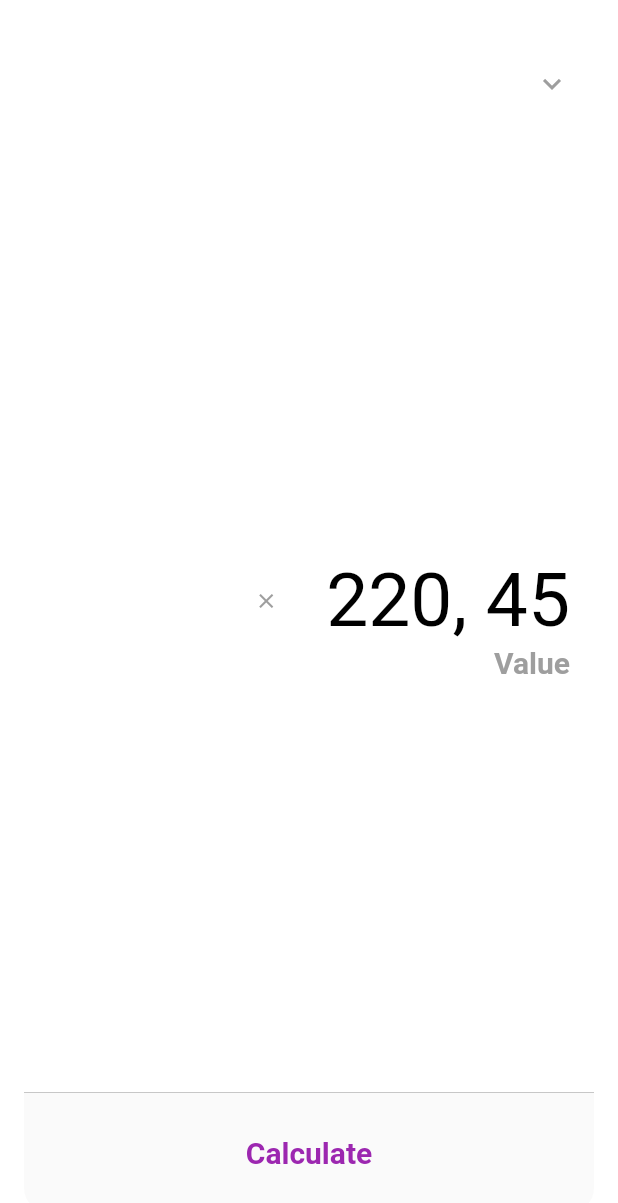
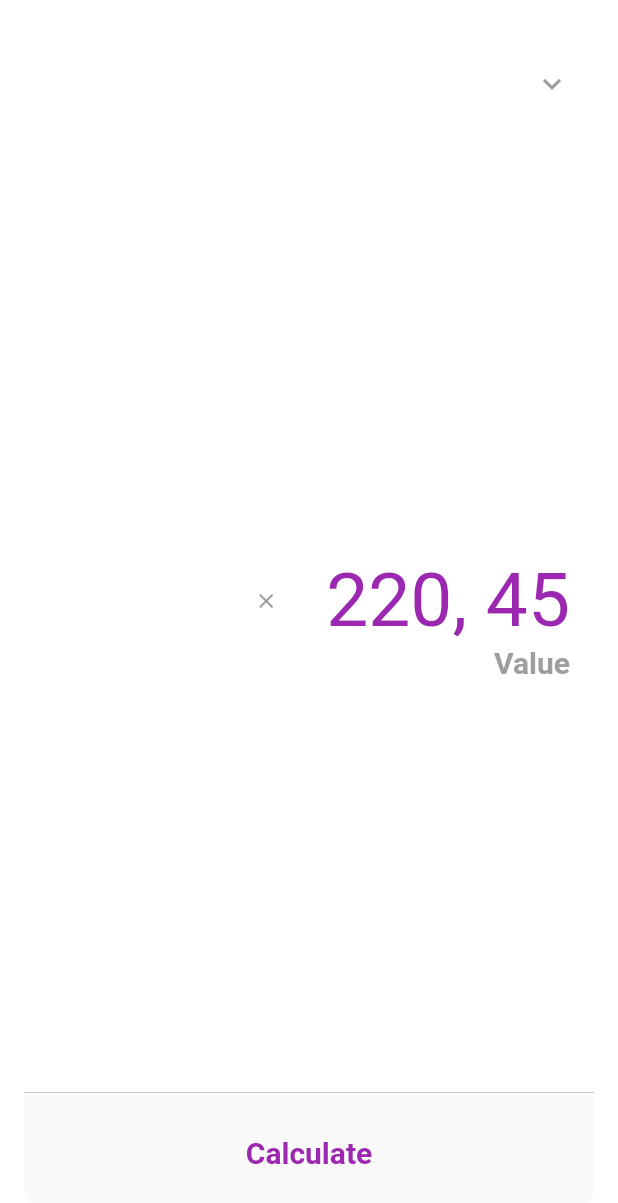
Before and after one commit to davidcrotty/flutter, a Flutter app: the screen it shows after launch, after a tap on "Value", on a phone screen of 412 x 824 dp. Shown: the top 1203 px of the screen. Run offline on Flutter 3.47's test engine with Material 2 defaults, Android fonts, the phone set to English and light mode, and no system bars.

Commit message:
to extract

```diff
--- a/splitcalculator/split_calculator/lib/CalculatorForm.dart
+++ b/splitcalculator/split_calculator/lib/CalculatorForm.dart
@@ -3,14 +3,29 @@ import 'package:flutter/material.dart';
 class CalculatorForm extends StatelessWidget {
   @override
   Widget build(BuildContext context) {
-    return Hero(
-      tag: "calculatorform",
-      child: Material(
+    return Material(
       type: MaterialType.transparency,
       child: Container(
         child: Padding(
           padding: const EdgeInsets.all(16.0),
-            child: Container(
+          child: Hero(
+            tag: "calculatorform",
+            child: new CalculatorInputForm(),
+          ),
+        ),
+      ),
+    );
+  }
+}
+
+class CalculatorInputForm extends StatelessWidget {
+  const CalculatorInputForm({
+    Key key,
+  }) : super(key: key);
+
+  @override
+  Widget build(BuildContext context) {
+    return Container(
       decoration: BoxDecoration(
           color: Colors.white, borderRadius: BorderRadius.circular(16)),
       child: Row(
@@ -68,7 +83,7 @@ class CalculatorForm extends StatelessWidget {
                             padding: const EdgeInsets.only(left: 16),
                             child: Text("220, 45", style: TextStyle(
                                 fontSize: 50,
-                                        color: Colors.black)),
+                                color: Colors.purple)),
                           ),
                         ],
                       ),
@@ -115,10 +130,6 @@ class CalculatorForm extends StatelessWidget {
           ),
         ],
       ),
-            ),
-          ),
-        ),
-      ),
     );
   }
 }
--- a/splitcalculator/split_calculator/lib/main.dart
+++ b/splitcalculator/split_calculator/lib/main.dart
@@ -1,12 +1,14 @@
 import 'package:flutter/material.dart';
 import 'package:flutter/rendering.dart';
 import 'package:flutter/services.dart';
+import 'package:flutter/scheduler.dart' show timeDilation;
 
 import 'CalculatorForm.dart';
 
 // inspiration: https://dribbble.com/shots/6792553-Split-Calculator/attachments/1450047
 void main() {
 //  debugPaintSizeEnabled=true;
+  timeDilation = 5;
   SystemChrome.setSystemUIOverlayStyle(SystemUiOverlayStyle(
     statusBarColor: Colors.black, // status bar color
   ));
@@ -34,9 +36,7 @@ class CalculatorArea extends StatelessWidget {
 
   @override
   Widget build(BuildContext context) {
-    return Hero(
-      tag: "calculatorform",
-      child: Material(
+    return Material(
       type: MaterialType.transparency,
       child: Padding(
         padding: const EdgeInsets.all(16.0),
@@ -125,12 +125,11 @@ class CalculatorArea extends StatelessWidget {
                                     topLeft: Radius.circular(16),
                                     topRight: Radius.circular(16))),
                             onTap: () {
-                                Navigator.of(context).push(
-                                    PageRouteBuilder<CalculatorForm>(
+                              Navigator.of(context).push(PageRouteBuilder<
+                                      CalculatorForm>(
                                   pageBuilder: (BuildContext context,
                                       Animation<double> animation,
-                                            Animation<double>
-                                                secondaryAnimation) {
+                                      Animation<double> secondaryAnimation) {
                                 return CalculatorForm();
                               }));
                             },
@@ -153,13 +152,24 @@ class CalculatorArea extends StatelessWidget {
                                   Container(
                                     height: (constraints.maxHeight / 3) -
                                         dividerHeight,
+                                    color: Colors.white,
                                     child: Center(
+                                        child: Hero(
+                                          tag: "calculatorform",
+                                          flightShuttleBuilder: (BuildContext flightContext,
+                                          Animation<double> animation,
+                                          HeroFlightDirection flightDirection,
+                                              BuildContext fromHeroContext,
+                                              BuildContext toHeroContext) {
+                                            return CalculatorInputForm();
+                                          },
                                           child: Text(
                                             "200,45",
                                             style: TextStyle(
                                                 fontSize: 20,
                                                 fontWeight: FontWeight.bold,
                                                 color: Colors.purple),
+                                          ),
                                         )),
                                   )
                                 ],
@@ -298,7 +308,6 @@ class CalculatorArea extends StatelessWidget {
           );
         }),
       ),
-      ),
     );
   }
 }
```
Lines whose indentation alone changed are shown as unchanged.
